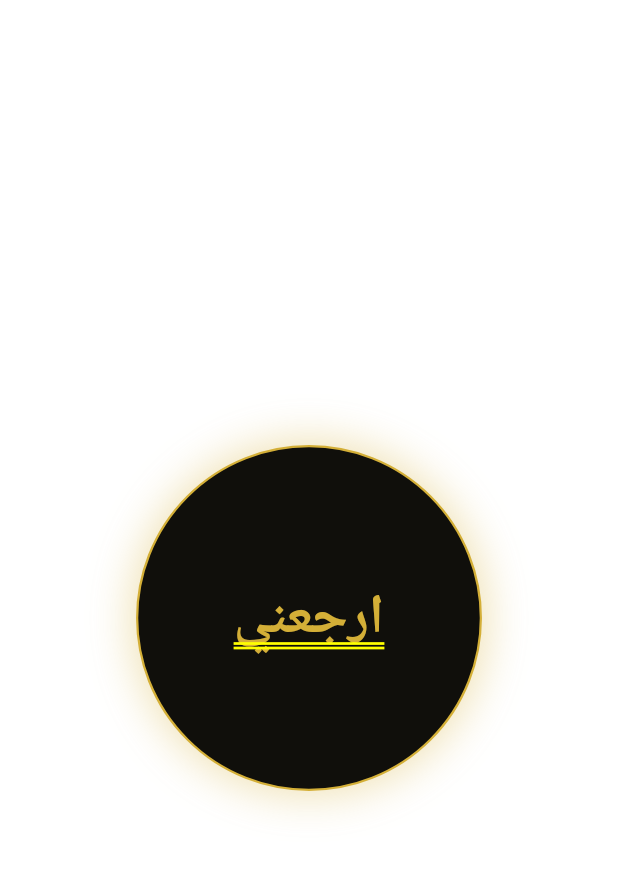
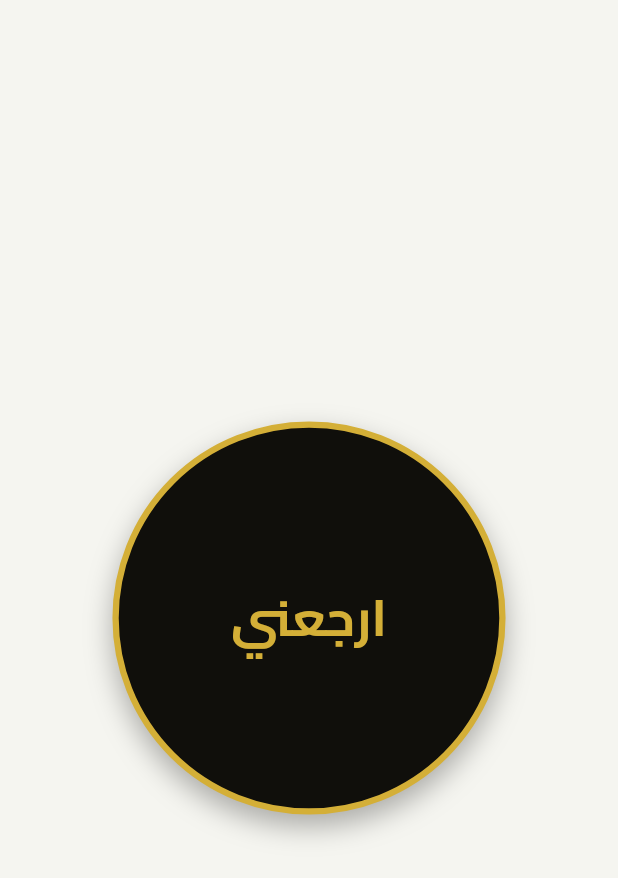
Before and after one commit to ReemMohsn/yusr_app, a Flutter app: the ReturnMeView screen opened by its route, on a phone screen of 412 x 824 dp. Shown: the top 878 px of the screen. Run offline on Flutter 3.47's test engine with Material 3 defaults, Android fonts, the phone set to English and light mode, and no system bars; our stand-ins replace adhan, device_preview, dio, firebase_core, firebase_messaging, flutter_map and 8 more; accounts and stored records are empty; generated files the repository leaves out were written again.

Commit message:
refactor: merge duplicate folders and cleanup project structure

```diff
--- a/lib/features/return_me/presentation/views/return_me_view.dart
+++ /dev/null
@@ -1,39 +0,0 @@
-import 'package:flutter/material.dart';
-import 'package:flutter_riverpod/flutter_riverpod.dart';
-import 'package:yusr/core/constants/app_size.dart';
-import 'package:yusr/core/extensions/context_extension.dart';
-import 'package:yusr/features/return_me/presentation/widgets/return_me_button.dart';
-
-class ReturnMeView extends ConsumerStatefulWidget {
-  const ReturnMeView({super.key});
-
-  @override
-  ConsumerState<ReturnMeView> createState() => _ReturnMeViewState();
-}
-
-class _ReturnMeViewState extends ConsumerState<ReturnMeView> {
-  @override
-  Widget build(BuildContext context) {
-    final locale = context.locale;
-
-    return Scaffold(
-      body: Container(
-        width: double.infinity,
-        padding: const EdgeInsets.all(AppSize.paddingOfPage),
-        child: Column(
-          mainAxisAlignment: MainAxisAlignment.center,
-          crossAxisAlignment: CrossAxisAlignment.center,
-          children: [
-            ReturnMeButton(
-              title: locale.returnMe,
-              onTap: () {
-                // سيتم إضافة منطق الـ GPS هنا لاحقاً
-                debugPrint("Return Me Pressed");
-              },
-            ),
-          ],
-        ),
-      ),
-    );
-  }
-}
--- a/lib/features/return_to_compaign_location/presentation/views/return_me_view.dart
+++ b/lib/features/return_to_compaign_location/presentation/views/return_me_view.dart
@@ -1,59 +1,99 @@
+// import 'package:flutter/material.dart';
+// import 'package:flutter_riverpod/flutter_riverpod.dart';
+// import 'package:flutter_screenutil/flutter_screenutil.dart';
+// import 'package:yusr/core/constants/app_color.dart';
+// import 'package:yusr/core/constants/app_route.dart';
+// import 'package:yusr/core/extensions/context_extension.dart';
+
+// class ReturnMeView extends ConsumerWidget {
+//   const ReturnMeView({super.key});
+
+//   @override
+//   Widget build(BuildContext context, WidgetRef ref) {
+//     final locale = context.locale;
+
+//     return Center(
+//       child: Column(
+//         mainAxisAlignment: MainAxisAlignment.center,
+//         children: [
+//           // في ملف return_me_view.dart
+
+// GestureDetector(
+//   onTap: () {
+//     // الانتقال باستخدام الاسم المعرف في AppRoute
+//     Navigator.pushNamed(context, AppRoute.returnMeMapView);
+//   },
+//   child: Container(
+//     width: 220.w,
+//     height: 220.w,
+//     decoration: BoxDecoration(
+//       shape: BoxShape.circle,
+//       color: AppColor.darkBlack, // استخدام ملف الألوان الخاص بك
+//       border: Border.all(
+//         color: AppColor.golden,
+//         width: 1.5,
+//       ),
+//       boxShadow: [
+//         BoxShadow(
+//           color: AppColor.golden.withValues(alpha: 0.4),
+//           blurRadius: 25,
+//           spreadRadius: 2,
+//         ),
+//       ],
+//     ),
+//     child: Center(
+//       child: Text(
+//         locale.returnMe, // "أرجِعني"
+//         style: TextStyle(
+//           color: AppColor.golden,
+//           fontSize: 35.sp,
+//           fontWeight: FontWeight.bold,
+//         ),
+//       ),
+//     ),
+//   ),
+// ),
+//         ],
+//       ),
+//     );
+//   }
+// }
+
 import 'package:flutter/material.dart';
 import 'package:flutter_riverpod/flutter_riverpod.dart';
-import 'package:flutter_screenutil/flutter_screenutil.dart';
-import 'package:yusr/core/constants/app_color.dart';
-import 'package:yusr/core/constants/app_route.dart';
+import 'package:yusr/core/constants/app_size.dart';
 import 'package:yusr/core/extensions/context_extension.dart';
+import 'package:yusr/features/return_to_compaign_location/presentation/widgets/return_me_button.dart';
 
-class ReturnMeView extends ConsumerWidget {
+class ReturnMeView extends ConsumerStatefulWidget {
   const ReturnMeView({super.key});
 
   @override
-  Widget build(BuildContext context, WidgetRef ref) {
+  ConsumerState<ReturnMeView> createState() => _ReturnMeViewState();
+}
+
+class _ReturnMeViewState extends ConsumerState<ReturnMeView> {
+  @override
+  Widget build(BuildContext context) {
     final locale = context.locale;
 
-    return Center(
+    return Scaffold(
+      body: Container(
+        width: double.infinity,
+        padding: const EdgeInsets.all(AppSize.paddingOfPage),
         child: Column(
           mainAxisAlignment: MainAxisAlignment.center,
+          crossAxisAlignment: CrossAxisAlignment.center,
           children: [
-          // في ملف return_me_view.dart
-
-GestureDetector(
+            ReturnMeButton(
+              title: locale.returnMe,
               onTap: () {
-    // الانتقال باستخدام الاسم المعرف في AppRoute
-    Navigator.pushNamed(context, AppRoute.returnMeMapView);
+                // سيتم إضافة منطق الـ GPS هنا لاحقاً
+                debugPrint("Return Me Pressed");
               },
-  child: Container(
-    width: 220.w,
-    height: 220.w,
-    decoration: BoxDecoration(
-      shape: BoxShape.circle,
-      color: AppColor.darkBlack, // استخدام ملف الألوان الخاص بك
-      border: Border.all(
-        color: AppColor.golden,
-        width: 1.5,
-      ),
-      boxShadow: [
-        BoxShadow(
-          color: AppColor.golden.withValues(alpha: 0.4),
-          blurRadius: 25,
-          spreadRadius: 2,
             ),
           ],
         ),
-    child: Center(
-      child: Text(
-        locale.returnMe, // "أرجِعني"
-        style: TextStyle(
-          color: AppColor.golden,
-          fontSize: 35.sp,
-          fontWeight: FontWeight.bold,
-        ),
-      ),
-    ),
-  ),
-),
-        ],
       ),
     );
   }
```
Also changed, not shown: lib/features/return_me/data/models/model.dart (deleted), lib/features/return_me/data/repositories/repository.dart (deleted), lib/features/return_me/providers/provider.dart (deleted), lib/features/return_to_compaign_location/presentation/widgets/distance_card.dart (renamed from lib/features/return_me/presentation/widgets/distance_card.dart), lib/features/return_to_compaign_location/presentation/widgets/return_me_button.dart (renamed from lib/features/return_me/presentation/widgets/return_me_button.dart). Lines whose indentation alone changed are shown as unchanged.
